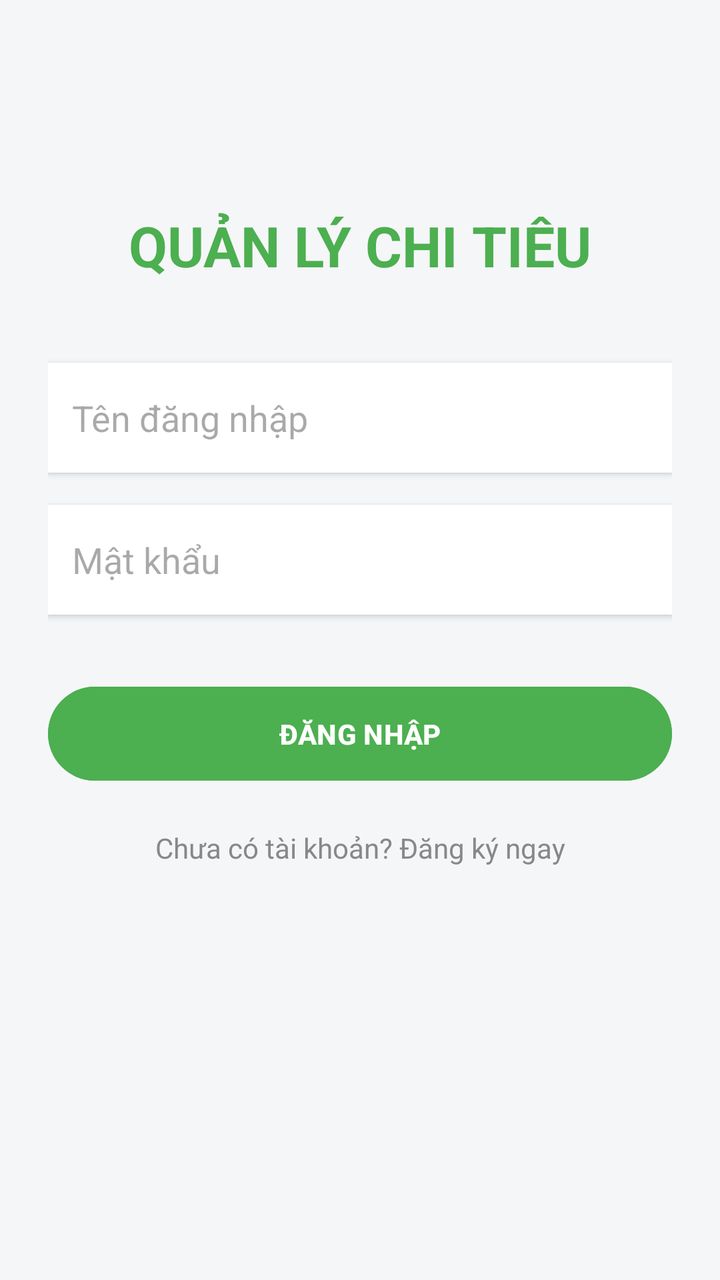
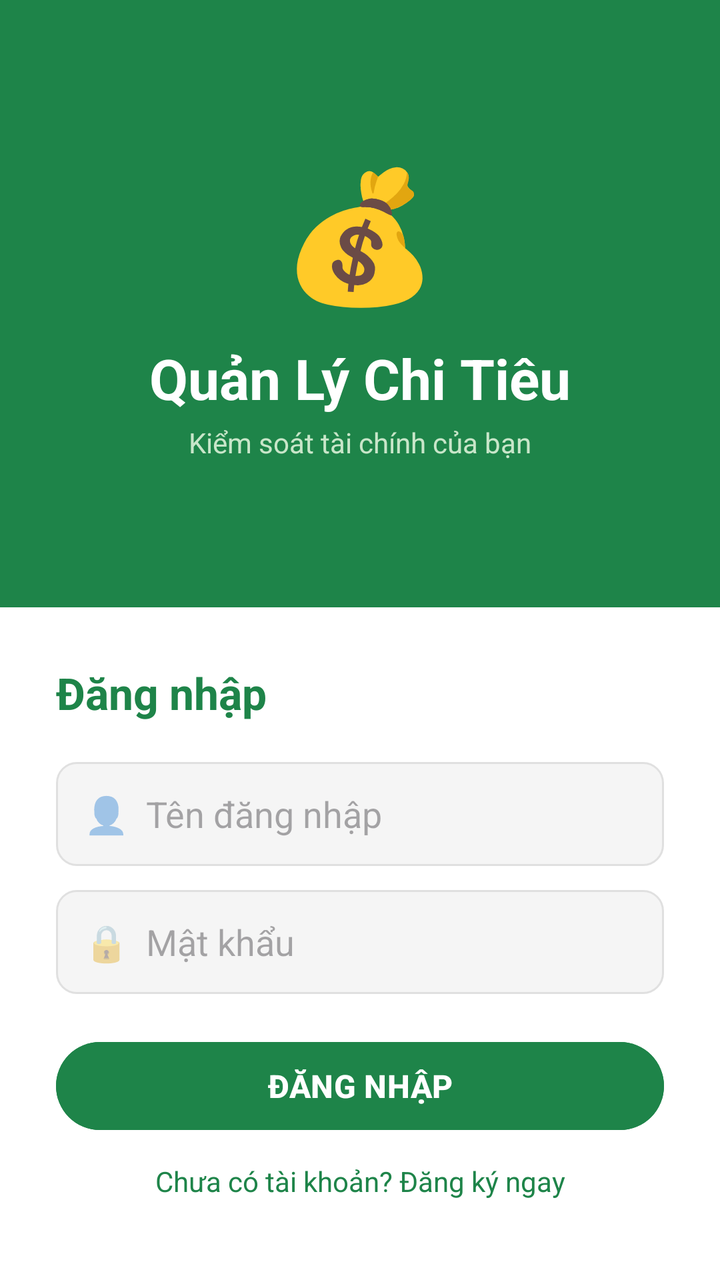

Two renders of the same Android screen: before a commit and after it. Below are the layout's source before the change and the commit's diff.
<!-- AndroidManifest.xml: application theme Theme.QuanLyChiTieu -->
<!-- res/layout/activity_login.xml -->
<?xml version="1.0" encoding="utf-8"?>
<androidx.constraintlayout.widget.ConstraintLayout xmlns:android="http://schemas.android.com/apk/res/android"
    xmlns:app="http://schemas.android.com/apk/res-auto"
    android:layout_width="match_parent"
    android:layout_height="match_parent"
    android:background="#F5F6F8"
    android:padding="24dp">

    <TextView
        android:id="@+id/tvTitle"
        android:layout_width="wrap_content"
        android:layout_height="wrap_content"
        android:text="QUẢN LÝ CHI TIÊU"
        android:textSize="28sp"
        android:textStyle="bold"
        android:textColor="#4CAF50"
        app:layout_constraintTop_toTopOf="parent"
        app:layout_constraintStart_toStartOf="parent"
        app:layout_constraintEnd_toEndOf="parent"
        android:layout_marginTop="80dp"/>

    <EditText
        android:id="@+id/etUsername"
        android:layout_width="0dp"
        android:layout_height="55dp"
        android:hint="Tên đăng nhập"
        android:padding="12dp"
        android:background="@android:color/white"
        android:elevation="2dp"
        android:layout_marginTop="40dp"
        app:layout_constraintTop_toBottomOf="@id/tvTitle"
        app:layout_constraintStart_toStartOf="parent"
        app:layout_constraintEnd_toEndOf="parent"/>

    <EditText
        android:id="@+id/etPassword"
        android:layout_width="0dp"
        android:layout_height="55dp"
        android:hint="Mật khẩu"
        android:inputType="textPassword"
        android:padding="12dp"
        android:background="@android:color/white"
        android:elevation="2dp"
        android:layout_marginTop="16dp"
        app:layout_constraintTop_toBottomOf="@id/etUsername"
        app:layout_constraintStart_toStartOf="parent"
        app:layout_constraintEnd_toEndOf="parent"/>

    <Button
        android:id="@+id/btnLogin"
        android:layout_width="0dp"
        android:layout_height="55dp"
        android:text="ĐĂNG NHẬP"
        android:backgroundTint="#4CAF50"
        android:textColor="@android:color/white"
        android:textStyle="bold"
        android:layout_marginTop="32dp"
        app:layout_constraintTop_toBottomOf="@id/etPassword"
        app:layout_constraintStart_toStartOf="parent"
        app:layout_constraintEnd_toEndOf="parent"/>

    <TextView
        android:id="@+id/tvRegister"
        android:layout_width="wrap_content"
        android:layout_height="wrap_content"
        android:text="Chưa có tài khoản? Đăng ký ngay"
        android:textColor="#888888"
        android:layout_marginTop="20dp"
        app:layout_constraintTop_toBottomOf="@id/btnLogin"
        app:layout_constraintStart_toStartOf="parent"
        app:layout_constraintEnd_toEndOf="parent"/>

</androidx.constraintlayout.widget.ConstraintLayout>
<!-- resources referenced by this layout -->
<resources>
  <style name="Theme.QuanLyChiTieu" parent="Base.Theme.QuanLyChiTieu" />
  <style name="Base.Theme.QuanLyChiTieu" parent="Theme.Material3.DayNight.NoActionBar">
          
          
      </style>
</resources>

<!-- the commit's change to res/layout/activity_login.xml (unified diff, before → after) -->
@@ -1,73 +1,96 @@
 <?xml version="1.0" encoding="utf-8"?>
-<androidx.constraintlayout.widget.ConstraintLayout xmlns:android="http://schemas.android.com/apk/res/android"
-    xmlns:app="http://schemas.android.com/apk/res-auto"
+<LinearLayout xmlns:android="http://schemas.android.com/apk/res/android"
     android:layout_width="match_parent"
     android:layout_height="match_parent"
-    android:background="#F5F6F8"
-    android:padding="24dp">
+    android:orientation="vertical"
+    android:background="#1E8449">
 
-    <TextView
-        android:id="@+id/tvTitle"
-        android:layout_width="wrap_content"
+    <LinearLayout
+        android:layout_width="match_parent"
+        android:layout_height="0dp"
+        android:layout_weight="1"
+        android:orientation="vertical"
+        android:gravity="center">
+
+        <TextView
+            android:layout_width="wrap_content"
+            android:layout_height="wrap_content"
+            android:text="💰"
+            android:textSize="64sp"
+            android:gravity="center"/>
+
+        <TextView
+            android:layout_width="wrap_content"
+            android:layout_height="wrap_content"
+            android:text="Quản Lý Chi Tiêu"
+            android:textSize="28sp"
+            android:textStyle="bold"
+            android:textColor="#FFFFFF"
+            android:layout_marginTop="12dp"/>
+
+        <TextView
+            android:layout_width="wrap_content"
+            android:layout_height="wrap_content"
+            android:text="Kiểm soát tài chính của bạn"
+            android:textSize="14sp"
+            android:textColor="#C8E6C9"
+            android:layout_marginTop="4dp"/>
+    </LinearLayout>
+
+    <LinearLayout
+        android:layout_width="match_parent"
         android:layout_height="wrap_content"
-        android:text="QUẢN LÝ CHI TIÊU"
-        android:textSize="28sp"
-        android:textStyle="bold"
-        android:textColor="#4CAF50"
-        app:layout_constraintTop_toTopOf="parent"
-        app:layout_constraintStart_toStartOf="parent"
-        app:layout_constraintEnd_toEndOf="parent"
-        android:layout_marginTop="80dp"/>
+        android:orientation="vertical"
+        android:background="#FFFFFF"
+        android:padding="28dp">
 
-    <EditText
-        android:id="@+id/etUsername"
-        android:layout_width="0dp"
-        android:layout_height="55dp"
-        android:hint="Tên đăng nhập"
-        android:padding="12dp"
-        android:background="@android:color/white"
-        android:elevation="2dp"
-        android:layout_marginTop="40dp"
-        app:layout_constraintTop_toBottomOf="@id/tvTitle"
-        app:layout_constraintStart_toStartOf="parent"
-        app:layout_constraintEnd_toEndOf="parent"/>
+        <TextView
+            android:layout_width="wrap_content"
+            android:layout_height="wrap_content"
+            android:text="Đăng nhập"
+            android:textSize="22sp"
+            android:textStyle="bold"
+            android:textColor="#1E8449"
+            android:layout_marginBottom="20dp"/>
 
-    <EditText
-        android:id="@+id/etPassword"
-        android:layout_width="0dp"
-        android:layout_height="55dp"
-        android:hint="Mật khẩu"
-        android:inputType="textPassword"
-        android:padding="12dp"
-        android:background="@android:color/white"
-        android:elevation="2dp"
-        android:layout_marginTop="16dp"
-        app:layout_constraintTop_toBottomOf="@id/etUsername"
-        app:layout_constraintStart_toStartOf="parent"
-        app:layout_constraintEnd_toEndOf="parent"/>
+        <EditText
+            android:id="@+id/etUsername"
+            android:layout_width="match_parent"
+            android:layout_height="52dp"
+            android:hint="👤  Tên đăng nhập"
+            android:inputType="text"
+            android:padding="14dp"
+            android:background="@drawable/rounded_edittext"
+            android:layout_marginBottom="12dp"/>
 
-    <Button
-        android:id="@+id/btnLogin"
-        android:layout_width="0dp"
-        android:layout_height="55dp"
-        android:text="ĐĂNG NHẬP"
-        android:backgroundTint="#4CAF50"
-        android:textColor="@android:color/white"
-        android:textStyle="bold"
-        android:layout_marginTop="32dp"
-        app:layout_constraintTop_toBottomOf="@id/etPassword"
-        app:layout_constraintStart_toStartOf="parent"
-        app:layout_constraintEnd_toEndOf="parent"/>
+        <EditText
+            android:id="@+id/etPassword"
+            android:layout_width="match_parent"
+            android:layout_height="52dp"
+            android:hint="🔒  Mật khẩu"
+            android:inputType="textPassword"
+            android:padding="14dp"
+            android:background="@drawable/rounded_edittext"
+            android:layout_marginBottom="20dp"/>
 
-    <TextView
-        android:id="@+id/tvRegister"
-        android:layout_width="wrap_content"
-        android:layout_height="wrap_content"
-        android:text="Chưa có tài khoản? Đăng ký ngay"
-        android:textColor="#888888"
-        android:layout_marginTop="20dp"
-        app:layout_constraintTop_toBottomOf="@id/btnLogin"
-        app:layout_constraintStart_toStartOf="parent"
-        app:layout_constraintEnd_toEndOf="parent"/>
+        <Button
+            android:id="@+id/btnLogin"
+            android:layout_width="match_parent"
+            android:layout_height="52dp"
+            android:text="ĐĂNG NHẬP"
+            android:backgroundTint="#1E8449"
+            android:textColor="#FFFFFF"
+            android:textStyle="bold"
+            android:textSize="16sp"/>
 
-</androidx.constraintlayout.widget.ConstraintLayout>
+        <TextView
+            android:id="@+id/tvRegister"
+            android:layout_width="match_parent"
+            android:layout_height="wrap_content"
+            android:text="Chưa có tài khoản? Đăng ký ngay"
+            android:textColor="#1E8449"
+            android:textSize="14sp"
+            android:gravity="center"
+            android:padding="12dp"/>
+    </LinearLayout>
+</LinearLayout>
<!-- resource entries referenced after the edit -->
@@ -1,5 +1,12 @@
 <!-- resources referenced by this layout -->
 <resources>
+  <!-- drawable rounded_edittext (drawable) -->
+  <?xml version="1.0" encoding="utf-8"?>
+  <shape xmlns:android="http://schemas.android.com/apk/res/android">
+      <solid android:color="#F5F5F5"/>
+      <corners android:radius="10dp"/>
+      <stroke android:width="1dp" android:color="#E0E0E0"/>
+  </shape>
   <style name="Theme.QuanLyChiTieu" parent="Base.Theme.QuanLyChiTieu" />
   <style name="Base.Theme.QuanLyChiTieu" parent="Theme.Material3.DayNight.NoActionBar">
           
